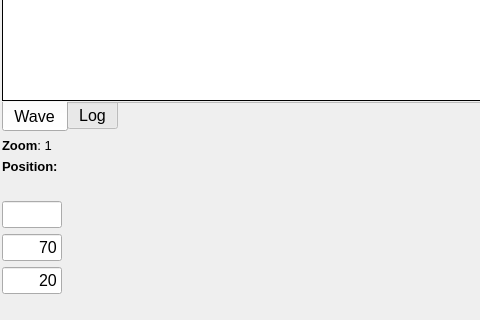
Qt form snippets/WaveParse/mainwindow.ui (ssetin/bart) before a commit; both pictures show x 0 to 480 and y 309 to 629 of the 1101 by 629 pixel window.
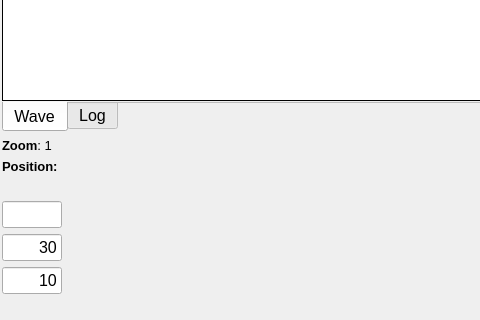
The same form after that commit. Icons and pictures are not drawn. Custom widgets are drawn as their Qt base class.

Diff of the .ui file:
```diff
--- a/snippets/WaveParse/mainwindow.ui
+++ b/snippets/WaveParse/mainwindow.ui
@@ -292,7 +292,7 @@
        <enum>Qt::LeftToRight</enum>
       </property>
       <property name="text">
-       <string>70</string>
+       <string>30</string>
       </property>
       <property name="alignment">
        <set>Qt::AlignRight|Qt::AlignTrailing|Qt::AlignVCenter</set>
@@ -311,7 +311,7 @@
        <string>Overlap, msec</string>
       </property>
       <property name="text">
-       <string>20</string>
+       <string>10</string>
       </property>
       <property name="alignment">
        <set>Qt::AlignRight|Qt::AlignTrailing|Qt::AlignVCenter</set>
```
